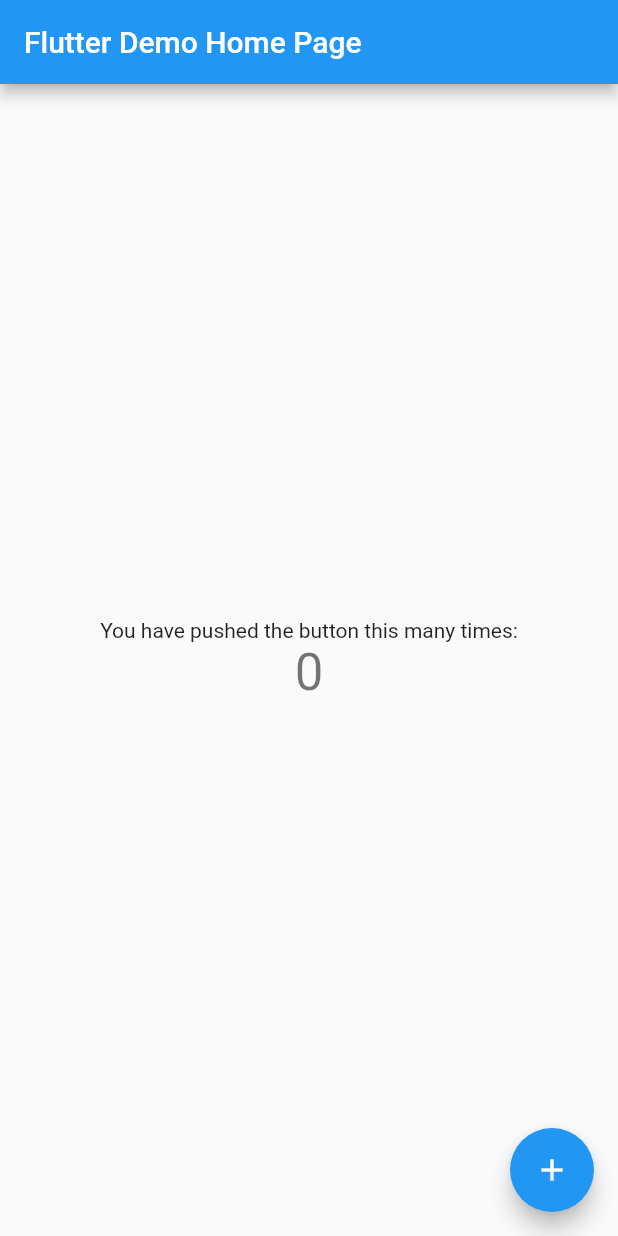
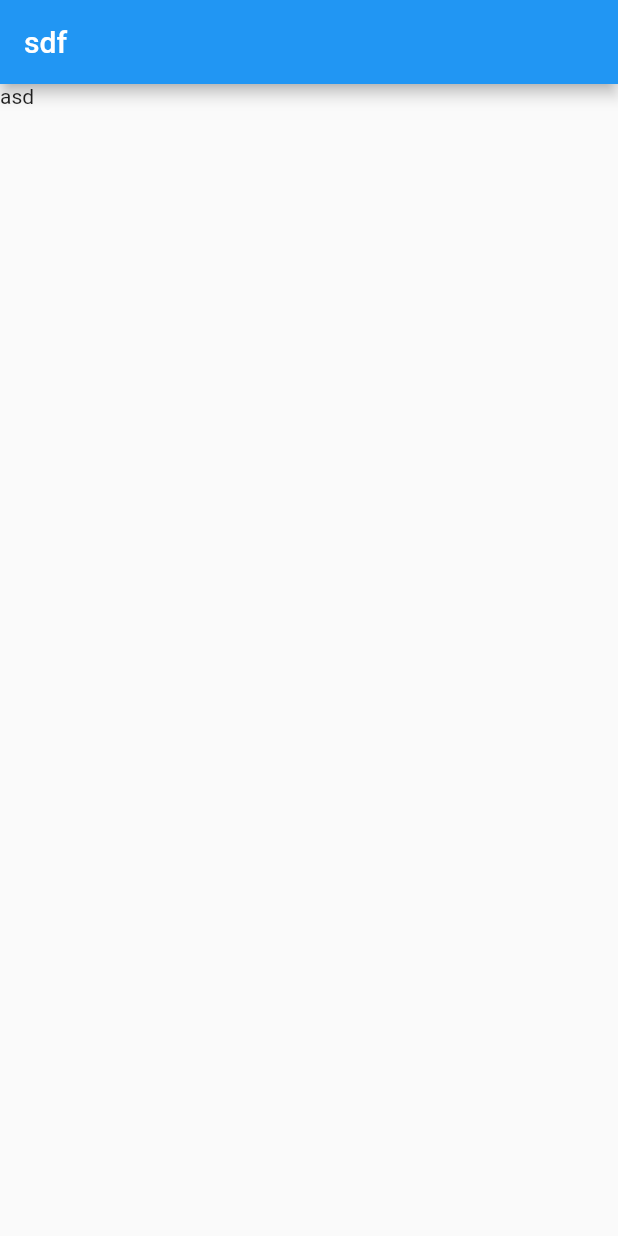
Before and after one commit to liusbl/pagalba-gydytojui, a Flutter app: the screen it shows after launch, on a phone screen of 412 x 824 dp. Run offline on Flutter 3.47's test engine with Material 2 defaults, Android fonts, the phone set to English and light mode, and no system bars; our stand-ins replace equatable.

Commit message:
Rename MyApp to App

```diff
--- a/lib/main.dart
+++ b/lib/main.dart
@@ -1,10 +1,10 @@
 import 'package:flutter/material.dart';
 
 void main() {
-  runApp(MyApp());
+  runApp(App());
 }
 
-class MyApp extends StatelessWidget {
+class App extends StatelessWidget {
   @override
   Widget build(BuildContext context) {
     return MaterialApp(
@@ -12,53 +12,11 @@
       theme: ThemeData(
         primarySwatch: Colors.blue,
       ),
-      home: MyHomePage(title: 'Flutter Demo Home Page'),
-    );
-  }
-}
-
-class MyHomePage extends StatefulWidget {
-  MyHomePage({Key key, this.title}) : super(key: key);
-
-  final String title;
-
-  @override
-  _MyHomePageState createState() => _MyHomePageState();
-}
-
-class _MyHomePageState extends State<MyHomePage> {
-  int _counter = 0;
-
-  void _incrementCounter() {
-    setState(() {
-      _counter++;
-    });
-  }
-
-  @override
-  Widget build(BuildContext context) {
-    return Scaffold(
-      appBar: AppBar(
-        title: Text(widget.title),
-      ),
-      body: Center(
-        child: Column(
-          mainAxisAlignment: MainAxisAlignment.center,
-          children: <Widget>[
-            Text(
-              'You have pushed the button this many times:',
-            ),
-            Text(
-              '$_counter',
-              style: Theme.of(context).textTheme.headline4,
-            ),
-          ],
+      home: Scaffold(
+        appBar: AppBar(
+          title: Text('sdf'),
         ),
-      ),
-      floatingActionButton: FloatingActionButton(
-        onPressed: _incrementCounter,
-        tooltip: 'Increment',
-        child: Icon(Icons.add),
+        body: Text('asd'),
       ),
     );
   }
```
